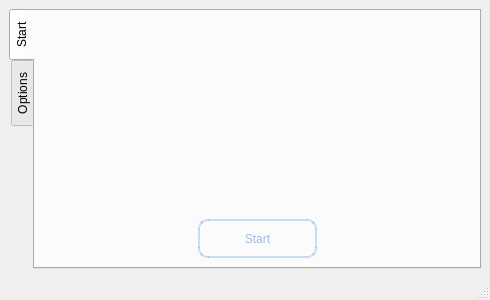
This is systest.ui in the0cp/windows-troubleshooter as Qt 5 draws it before an edit. The edited form follows.
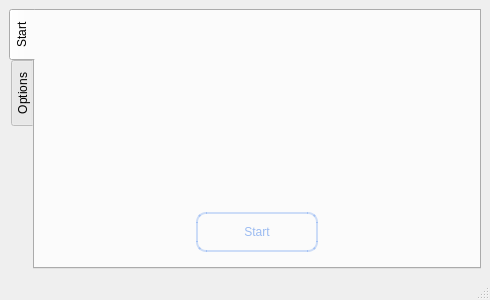
This is the edited form.

Patch:
```diff
--- a/systest.ui
+++ b/systest.ui
@@ -45,8 +45,52 @@
        <attribute name="title">
         <string>Start</string>
        </attribute>
-       <layout class="QGridLayout" name="gridLayout_2" rowstretch="10,2" columnstretch="10,8,10">
-        <item row="1" column="1">
+       <layout class="QVBoxLayout" name="verticalLayout">
+        <item>
+         <layout class="QHBoxLayout" name="horizontalLayout_3">
+          <item>
+           <widget class="QLabel" name="label">
+            <property name="sizePolicy">
+             <sizepolicy hsizetype="Preferred" vsizetype="Preferred">
+              <horstretch>0</horstretch>
+              <verstretch>0</verstretch>
+             </sizepolicy>
+            </property>
+            <property name="minimumSize">
+             <size>
+              <width>319</width>
+              <height>174</height>
+             </size>
+            </property>
+            <property name="maximumSize">
+             <size>
+              <width>319</width>
+              <height>174</height>
+             </size>
+            </property>
+            <property name="text">
+             <string/>
+            </property>
+           </widget>
+          </item>
+         </layout>
+        </item>
+        <item>
+         <layout class="QHBoxLayout" name="horizontalLayout_2" stretch="10,8,10">
+          <item>
+           <spacer name="horizontalSpacer">
+            <property name="orientation">
+             <enum>Qt::Horizontal</enum>
+            </property>
+            <property name="sizeHint" stdset="0">
+             <size>
+              <width>40</width>
+              <height>20</height>
+             </size>
+            </property>
+           </spacer>
+          </item>
+          <item>
          <widget class="QPushButton" name="btn_start">
           <property name="sizePolicy">
            <sizepolicy hsizetype="Minimum" vsizetype="Minimum">
@@ -54,6 +98,12 @@
             <verstretch>0</verstretch>
            </sizepolicy>
           </property>
+            <property name="maximumSize">
+             <size>
+              <width>150</width>
+              <height>40</height>
+             </size>
+            </property>
           <property name="styleSheet">
            <string notr="true">QPushButton{
      border-radius: 10px;
@@ -72,7 +122,7 @@
           </property>
          </widget>
         </item>
-        <item row="1" column="2">
+          <item>
          <spacer name="horizontalSpacer_2">
           <property name="orientation">
            <enum>Qt::Horizontal</enum>
@@ -85,43 +135,7 @@
           </property>
          </spacer>
         </item>
-        <item row="1" column="0">
-         <spacer name="horizontalSpacer">
-          <property name="orientation">
-           <enum>Qt::Horizontal</enum>
-          </property>
-          <property name="sizeHint" stdset="0">
-           <size>
-            <width>40</width>
-            <height>20</height>
-           </size>
-          </property>
-         </spacer>
-        </item>
-        <item row="0" column="0" colspan="3">
-         <widget class="QLabel" name="label">
-          <property name="sizePolicy">
-           <sizepolicy hsizetype="Preferred" vsizetype="Preferred">
-            <horstretch>0</horstretch>
-            <verstretch>0</verstretch>
-           </sizepolicy>
-          </property>
-          <property name="minimumSize">
-           <size>
-            <width>427</width>
-            <height>193</height>
-           </size>
-          </property>
-          <property name="maximumSize">
-           <size>
-            <width>427</width>
-            <height>193</height>
-           </size>
-          </property>
-          <property name="text">
-           <string/>
-          </property>
-         </widget>
+         </layout>
         </item>
        </layout>
       </widget>
```
Lines whose indentation alone changed are shown as unchanged.
